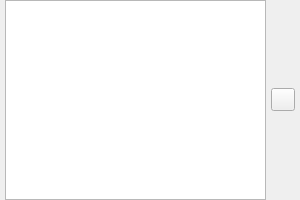
textbrowser/glitch, file UI/Arduino/glitch-object-block-comment-arduino.ui: the form before one commit.
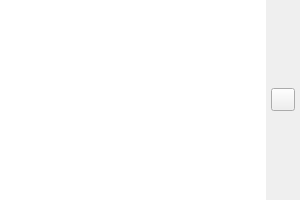
The form after the commit. Icons and pictures are not drawn.

```diff
--- a/UI/Arduino/glitch-object-block-comment-arduino.ui
+++ b/UI/Arduino/glitch-object-block-comment-arduino.ui
@@ -18,7 +18,7 @@
     <number>5</number>
    </property>
    <property name="leftMargin">
-    <number>5</number>
+    <number>0</number>
    </property>
    <property name="topMargin">
     <number>0</number>
@@ -30,7 +30,11 @@
     <number>0</number>
    </property>
    <item>
-    <widget class="QPlainTextEdit" name="comment"/>
+    <widget class="QPlainTextEdit" name="comment">
+     <property name="frameShape">
+      <enum>QFrame::NoFrame</enum>
+     </property>
+    </widget>
    </item>
    <item>
     <widget class="QToolButton" name="context_menu">
```
